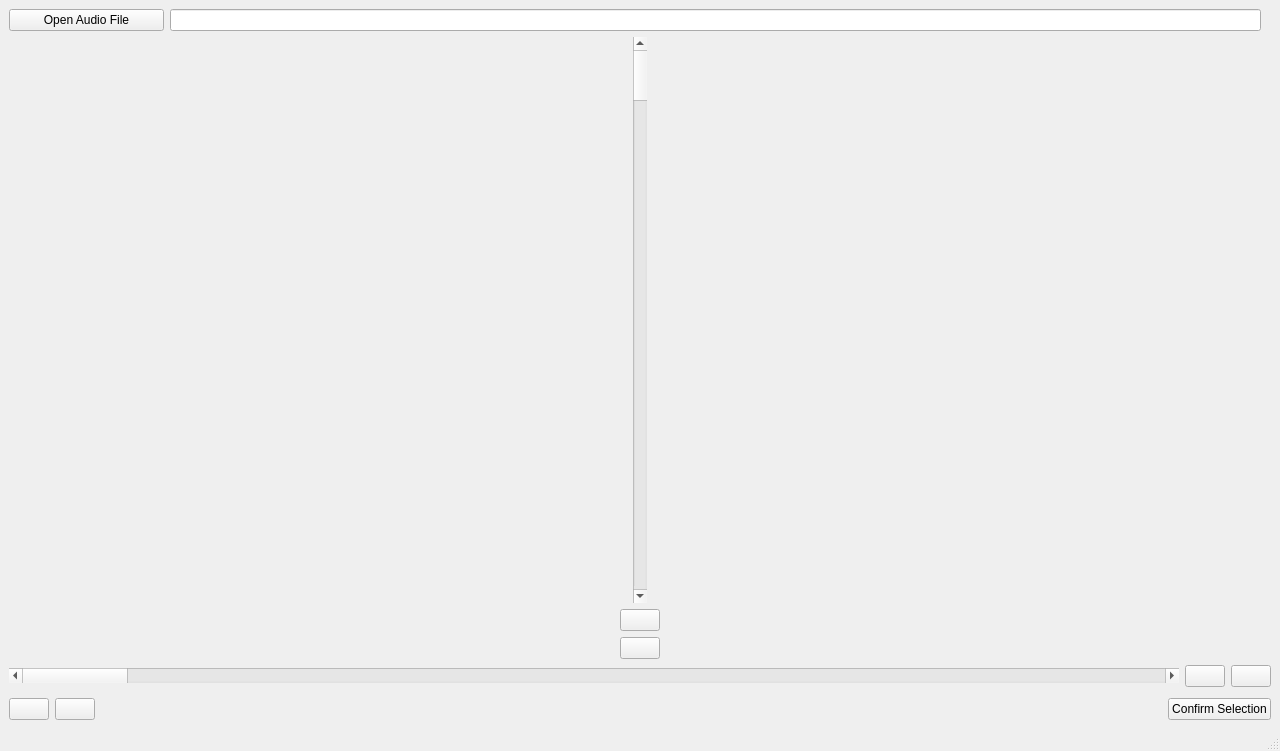
The window that audioanalysis/main.ui (Ticopress/audioanalysis) describes before a commit, drawn with Qt 5.
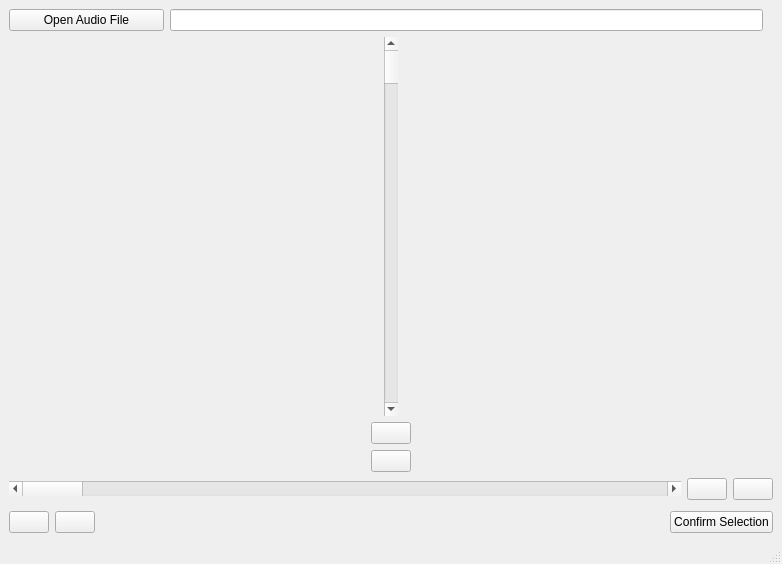
The same window after the commit. Icons and pictures are not drawn.

Commit message:
Add the ability to create and show spectrograms in the main window
Changes were made to both the top_level.py GUI class as well as to the
freqanalysis AudioAnalyzer class.  Functions have been separated so that
the AudioAnalyzer class has all the Model functions, and the GUI class
only has the View functions.

```diff
--- a/audioanalysis/main.ui
+++ b/audioanalysis/main.ui
@@ -6,8 +6,8 @@
    <rect>
     <x>0</x>
     <y>0</y>
-    <width>1280</width>
-    <height>751</height>
+    <width>782</width>
+    <height>564</height>
    </rect>
   </property>
   <property name="sizePolicy">
```
Left out of the diff: 2 changed lines with no effect on the pictures. The commit also changes 3 other files.
